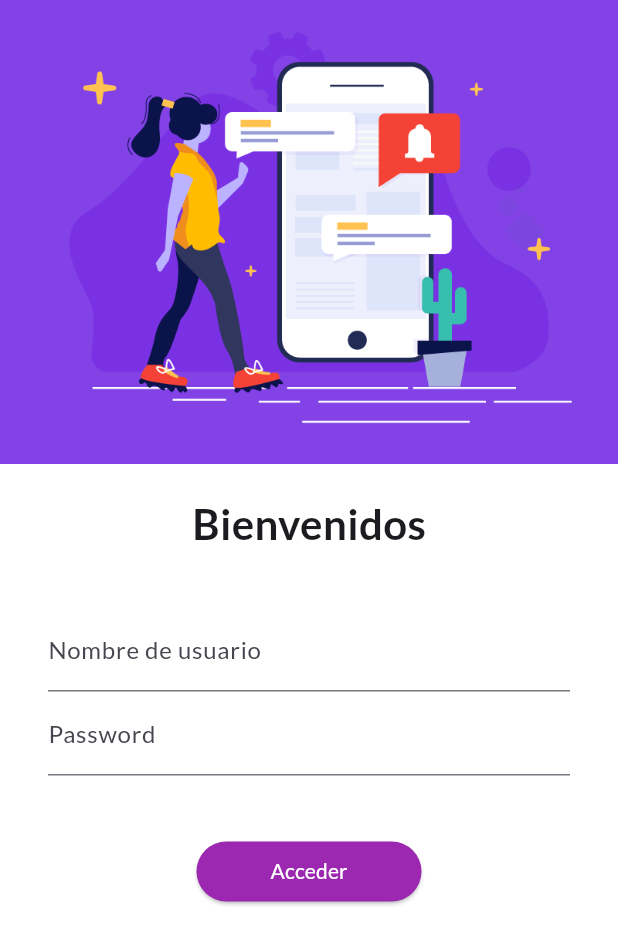
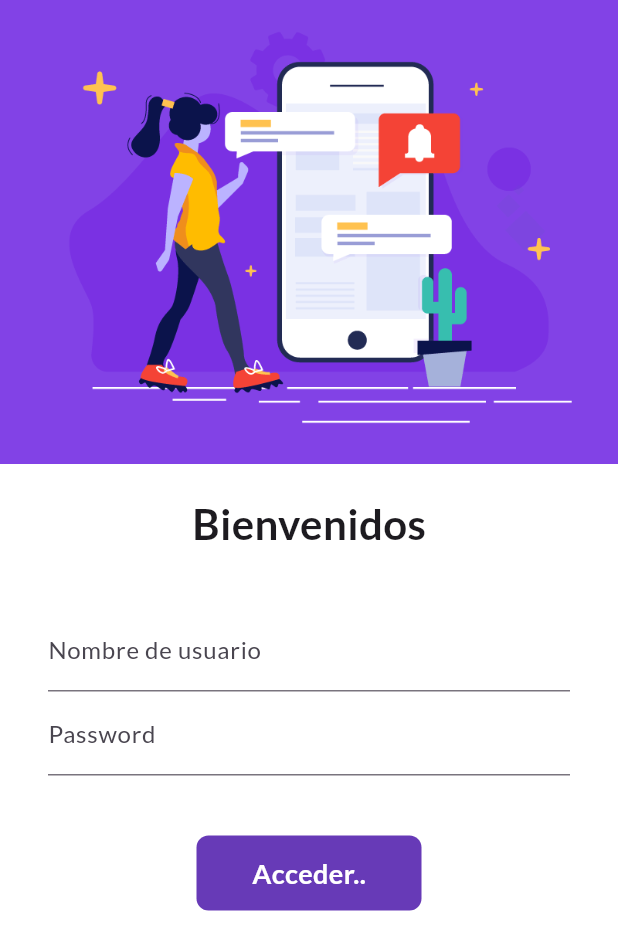
Before and after one commit to Eliseo128/myapp, a Flutter app: the screen it shows after launch, on a phone screen of 412 x 824 dp. Shown: the top 950 px of the screen. Run offline on Flutter 3.47's test engine with Material 3 defaults, Android fonts, the phone set to English and light mode, and no system bars; our stand-ins replace google_fonts.

Commit message:
rutas version 2 con variables

```diff
--- a/lib/main.dart
+++ b/lib/main.dart
@@ -15,7 +15,7 @@ class MyApp extends StatelessWidget {
       debugShowCheckedModeBanner: false,
       themeMode: ThemeMode.light,
       theme: ThemeData(
-        primarySwatch: Colors.blue,
+        primarySwatch: Colors.deepPurple,
         fontFamily: GoogleFonts.lato().fontFamily,
       ),
       darkTheme: ThemeData(
--- a/lib/pages/login_page.dart
+++ b/lib/pages/login_page.dart
@@ -1,9 +1,16 @@
 import 'package:flutter/material.dart';
 import 'package:myapp/utils/routes.dart';
 
-class LoginPage extends StatelessWidget {
+class LoginPage extends StatefulWidget {
   const LoginPage({super.key});
 
+  @override
+  State<LoginPage> createState() => _LoginPageState();
+}
+
+class _LoginPageState extends State<LoginPage> {
+  String nombre = "";
+  bool cambioBoton = false;
   @override
   Widget build(BuildContext context) {
     return Material(
@@ -38,6 +45,10 @@ class LoginPage extends StatelessWidget {
                         hintText: "Ingresa Nombre de usuario",
                         labelText: "Nombre de usuario",
                       ),
+                      onChanged: (value) {
+                        nombre = value;
+                        setState(() {});
+                      },
                     ),
                     TextFormField(
                       obscureText: true,
@@ -49,16 +60,50 @@ class LoginPage extends StatelessWidget {
                     const SizedBox(
                       height: 40.0,
                     ),
-                    ElevatedButton(
-                      style: TextButton.styleFrom(
-                          backgroundColor: Colors.purple,
-                          foregroundColor: Colors.white,
-                          minimumSize: const Size(150, 40)),
-                      onPressed: () {
+                    // animacion asincrona
+                    InkWell(
+                      onTap: () async {
+                        setState(() {
+                          cambioBoton = true;
+                        });
+                        await Future.delayed(const Duration(seconds: 1));
+                        // ignore: use_build_context_synchronously
                         Navigator.pushNamed(context, MyRoutes.homeRoute);
                       },
-                      child: const Text("Acceder"),
-                    )
+                      child: AnimatedContainer(
+                        duration: const Duration(seconds: 1),
+                        width: cambioBoton ? 50 : 150,
+                        height: 50,
+                        alignment: Alignment.center,
+                        decoration: BoxDecoration(
+                          color: Colors.deepPurple,
+                          borderRadius:
+                              BorderRadius.circular(cambioBoton ? 50 : 8),
+                        ),
+                        child: cambioBoton
+                            ? const Icon(
+                                Icons.done,
+                                color: Colors.white,
+                              )
+                            : const Text(
+                                "Acceder..",
+                                style: TextStyle(
+                                    color: Colors.white,
+                                    fontWeight: FontWeight.bold,
+                                    fontSize: 18),
+                              ),
+                      ),
+                    ),
+                    // ElevatedButton(
+                    //   style: TextButton.styleFrom(
+                    //       backgroundColor: Colors.purple,
+                    //       foregroundColor: Colors.white,
+                    //       minimumSize: const Size(150, 40)),
+                    //   onPressed: () {
+                    //     Navigator.pushNamed(context, MyRoutes.homeRoute);
+                    //   },
+                    //   child: const Text("Acceder"),
+                    // )
                   ],
                 ),
               )
```
Also changed, not shown: z_recursos/image-1.png, z_recursos/image.png, 1 other file.
